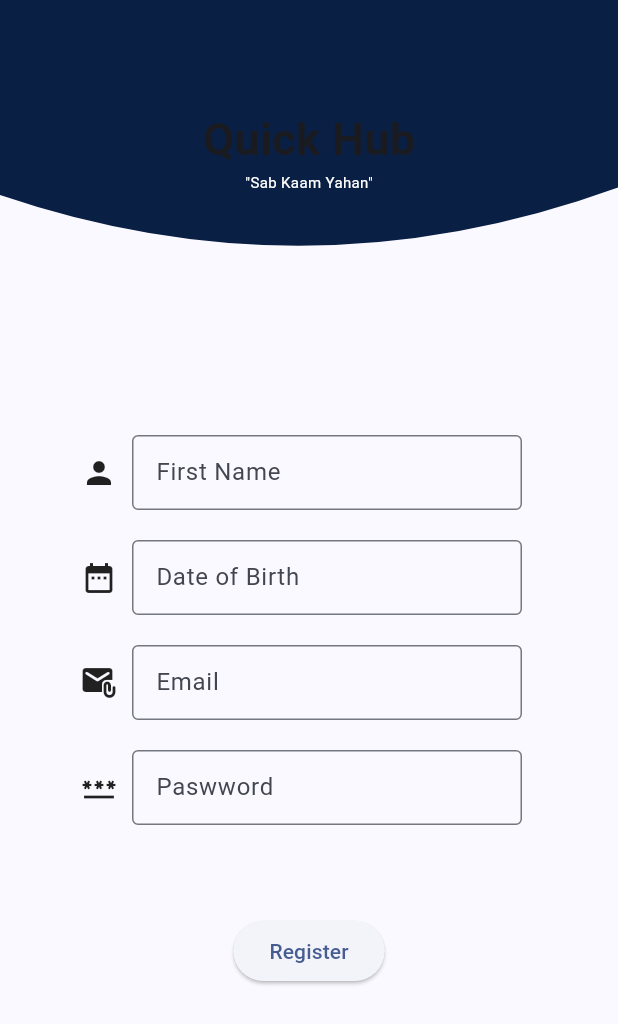
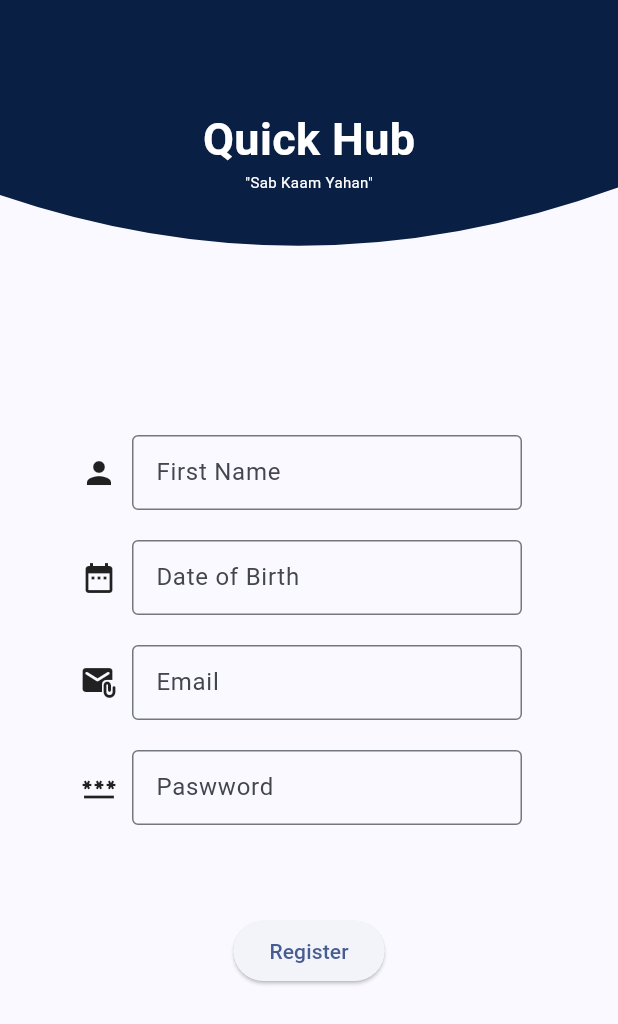
Before and after one commit to 1224jatin/quick_hub_project, a Flutter app: the screen it shows after launch, after a tap on "Not have any account?/ Sign up", on a phone screen of 412 x 824 dp. Shown: the top 1024 px of the screen. Run offline on Flutter 3.47's test engine with Material 3 defaults, Android fonts, the phone set to English and light mode, and no system bars.

Commit message:
11 april 2026

```diff
--- a/lib/view/screens/login_screen.dart
+++ b/lib/view/screens/login_screen.dart
@@ -28,7 +28,7 @@ class _LoginScreen extends State<LoginScreen> {
                       crossAxisAlignment: CrossAxisAlignment.center,
                       children: [
                         Text("Quick Hub",
-                          style: TextStyle(fontSize: 30,fontWeight: FontWeight.bold),),
+                          style: TextStyle(fontSize: 30,fontWeight: FontWeight.bold,color: Colors.white),),
                         Text(
                         ' "Sab Kaam Yahan" ' ,
                         style: TextStyle(color: Colors.white, fontSize: 10, ),
--- a/lib/view/screens/register_screen.dart
+++ b/lib/view/screens/register_screen.dart
@@ -30,7 +30,7 @@ class _RegisterScreen extends State<RegisterScreen>{
                         crossAxisAlignment: CrossAxisAlignment.center,
                         children: [
                           Text("Quick Hub",
-                            style: TextStyle(fontSize: 30,fontWeight: FontWeight.bold),),
+                            style: TextStyle(fontSize: 30,fontWeight: FontWeight.bold,color: Colors.white),),
                           Text(
                             ' "Sab Kaam Yahan" ' ,
                             style: TextStyle(color: Colors.white, fontSize: 10, ),
```
Also changed, not shown: lib/view/screens/customer_provider_screen.dart (+7 -0 lines), pubspec.yaml (+6 -1 lines), lib/assests/images/—Pngtree—3d render character digital marketing_14745266.png (added).
